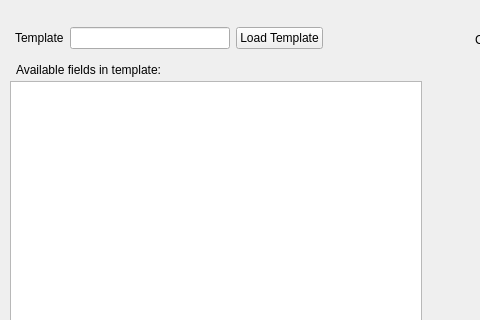
This is untitled.ui in dossjh/pdf-template-filler as Qt 5 draws it before an edit; both pictures show x 0 to 480 and y 0 to 320 of the 813 by 437 pixel window. The edited form follows.
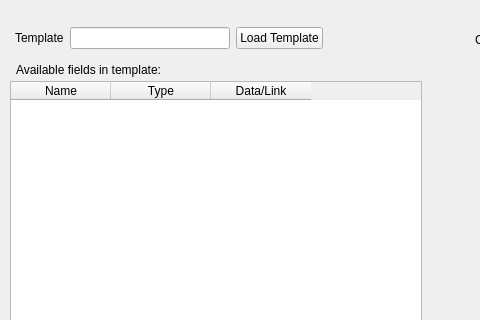
This is the edited form. Custom widgets are drawn as their Qt base class.

Diff of the .ui file:
```diff
--- a/untitled.ui
+++ b/untitled.ui
@@ -46,6 +46,21 @@
    <property name="selectionBehavior">
     <enum>QAbstractItemView::SelectRows</enum>
    </property>
+   <column>
+    <property name="text">
+     <string>Name</string>
+    </property>
+   </column>
+   <column>
+    <property name="text">
+     <string>Type</string>
+    </property>
+   </column>
+   <column>
+    <property name="text">
+     <string>Data/Link</string>
+    </property>
+   </column>
   </widget>
   <widget class="QLabel" name="label_3">
    <property name="geometry">
@@ -333,6 +348,13 @@
    </layout>
   </widget>
  </widget>
+ <customwidgets>
+  <customwidget>
+   <class>TableWidgetDragRows</class>
+   <extends>QTableWidget</extends>
+   <header>dragableTableRows.h</header>
+  </customwidget>
+ </customwidgets>
  <resources/>
  <connections/>
 </ui>
```
Left out of the diff: 8 changed lines with no effect on the pictures.
